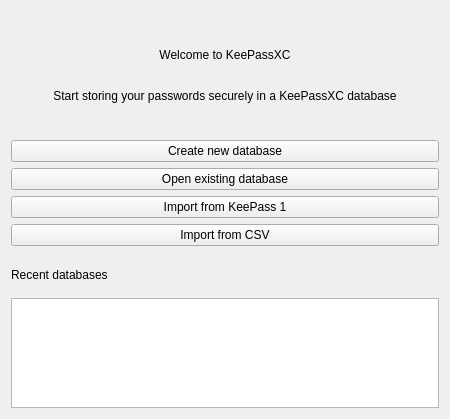
Qt form src/gui/WelcomeWidget.ui (keepassxreboot/keepassxc) before a commit.
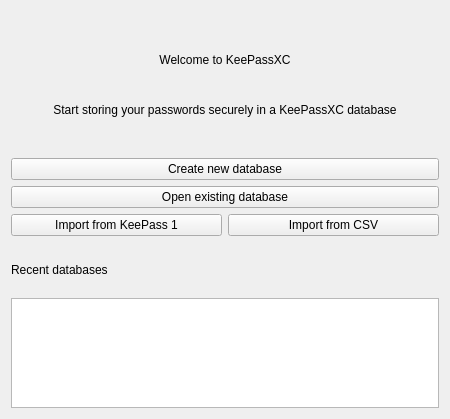
The same form after that commit.

Commit message: Horizontal layout for import buttons

```diff
--- a/src/gui/WelcomeWidget.ui
+++ b/src/gui/WelcomeWidget.ui
@@ -121,6 +121,8 @@
     </widget>
    </item>
    <item>
+    <layout class="QHBoxLayout" name="horizontalLayout_2">
+     <item>
     <widget class="QPushButton" name="buttonImportKeePass1">
      <property name="text">
       <string>Import from KeePass 1</string>
@@ -133,6 +135,8 @@
       <string>Import from CSV</string>
      </property>
     </widget>
+     </item>
+    </layout>
    </item>
    <item>
     <spacer name="verticalSpacer_2">
```
Lines whose indentation alone changed are shown as unchanged.
